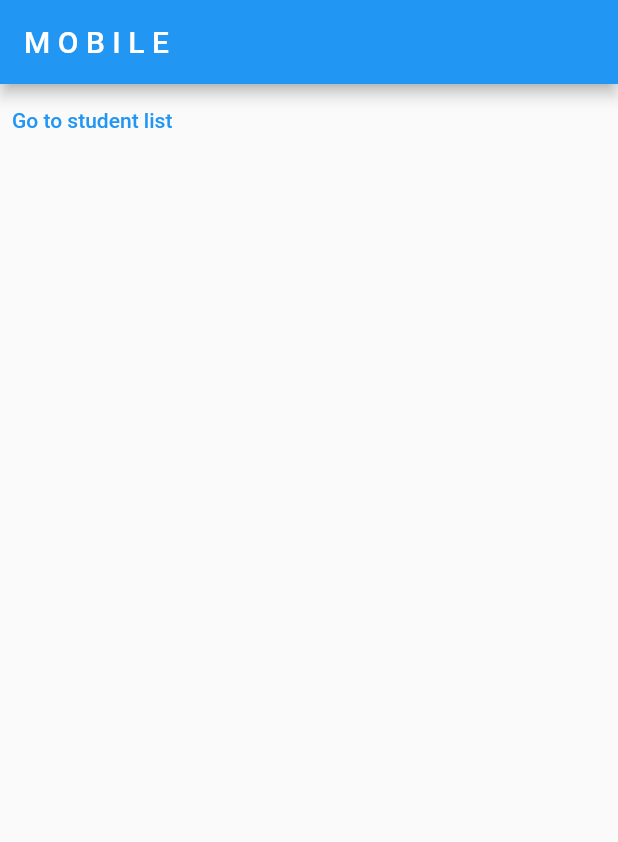
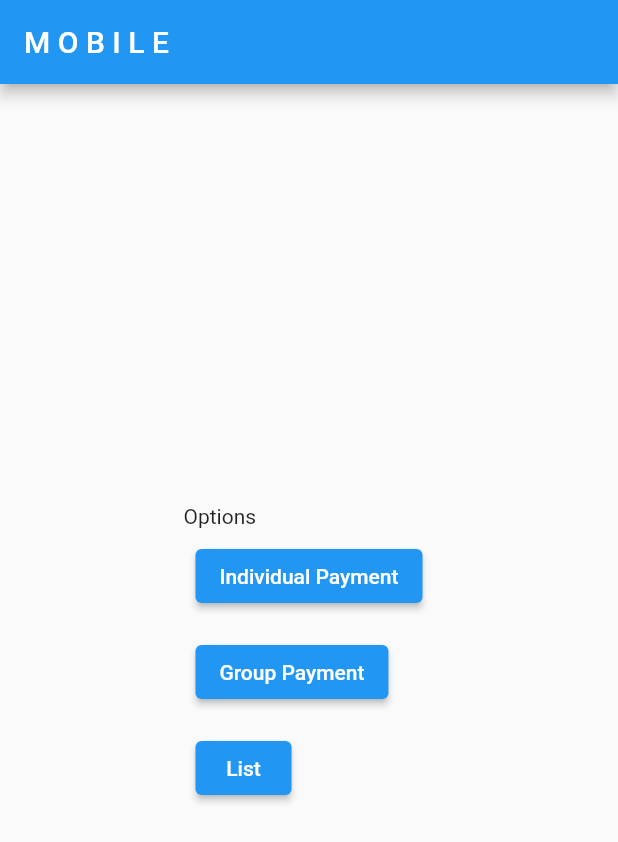
Before and after one commit to Maleadal/paymentSystem, a Flutter app: the screen it shows after launch, after a tap on "Log in", on a phone screen of 412 x 824 dp. Shown: the top 842 px of the screen. Run offline on Flutter 3.47's test engine with Material 2 defaults, Android fonts, the phone set to English and light mode, and no system bars; network calls fail.

Commit message:
updated sql and added new options

```diff
--- a/lib/main.dart
+++ b/lib/main.dart
@@ -25,7 +25,7 @@ class MyApp extends StatelessWidget {
       routes: {
         '/login/': (context) => const LoginView(),
         '/home/': (context) => const MyApp(),
-        '/student_list/': (context)=> const StudentList()
+        '/student_list/': (context) => const StudentList(),
       },
       debugShowCheckedModeBanner: false,
       title: 'Flutter Demo',
--- a/lib/responsive/global.dart
+++ b/lib/responsive/global.dart
@@ -1,6 +1,11 @@
+import 'package:flutter/material.dart';
+
 import '../classes/student.dart';
 
 bool isLoggedIn = false;
 late List<Student> shownStudents;
 List<Student> students = [];
 late List<Student> searchStudents;
+
+String? shownValue;
+List<String> menuItems = ['Name', 'Code'];
--- a/lib/responsive/layouts/mobile_layout.dart
+++ b/lib/responsive/layouts/mobile_layout.dart
@@ -3,6 +3,7 @@ import 'dart:convert';
 import 'package:flutter/material.dart';
 import 'package:payment_system/responsive/layouts/mobile_views/login_view.dart';
 import 'package:http/http.dart' as http;
+import 'package:payment_system/responsive/layouts/mobile_views/payment_view.dart';
 import '../../classes/student.dart';
 import '../global.dart';
 
@@ -15,7 +16,8 @@ class MobileLayout extends StatefulWidget {
 
 class _MobileLayoutState extends State<MobileLayout> {
   Future getStudents() async {
-    var response = await http.get(Uri.http('localhost:3000', 'api/student'));
+    var response =
+        await http.get(Uri.http('localhost:8000', 'student/students'));
     var jsonData = jsonDecode(response.body);
     List<Student> studentList = [];
     for (var u in jsonData) {
@@ -48,14 +50,49 @@ class _MobileLayoutState extends State<MobileLayout> {
       appBar: AppBar(
         title: const Text("M O B I L E"),
       ),
-      body: Column(
+      body: Row(
+        mainAxisAlignment: MainAxisAlignment.center,
         children: [
-          TextButton(
-              onPressed: () {
-                Navigator.of(context)
-                    .pushNamedAndRemoveUntil('/student_list/', (route) => true);
-              },
-              child: const Text("Go to student list"))
+          Column(
+            mainAxisAlignment: MainAxisAlignment.center,
+            crossAxisAlignment: CrossAxisAlignment.start,
+            children: [
+              const Text('Options'),
+              Padding(
+                padding: const EdgeInsets.all(8.0),
+                child: ElevatedButton(
+                    onPressed: () {
+                      Navigator.push(
+                          context,
+                          MaterialPageRoute(
+                              builder: (context) =>
+                                  const PaymentView(type: 'Individual')));
+                    },
+                    child: const Text("Individual Payment")),
+              ),
+              Padding(
+                padding: const EdgeInsets.all(8.0),
+                child: ElevatedButton(
+                    onPressed: () {
+                      Navigator.push(
+                          context,
+                          MaterialPageRoute(
+                              builder: (context) =>
+                                  const PaymentView(type: 'Group')));
+                    },
+                    child: const Text("Group Payment")),
+              ),
+              Padding(
+                padding: const EdgeInsets.all(8.0),
+                child: ElevatedButton(
+                    onPressed: () {
+                      Navigator.of(context).pushNamedAndRemoveUntil(
+                          '/student_list/', (route) => true);
+                    },
+                    child: const Text("List")),
+              )
+            ],
+          ),
         ],
       ),
     );
```
Also changed, not shown: lib/responsive/layouts/mobile_views/payment_view.dart (added, +20 -0 lines), lib/responsive/layouts/mobile_views/student_list_views.dart (+28 -8 lines).
